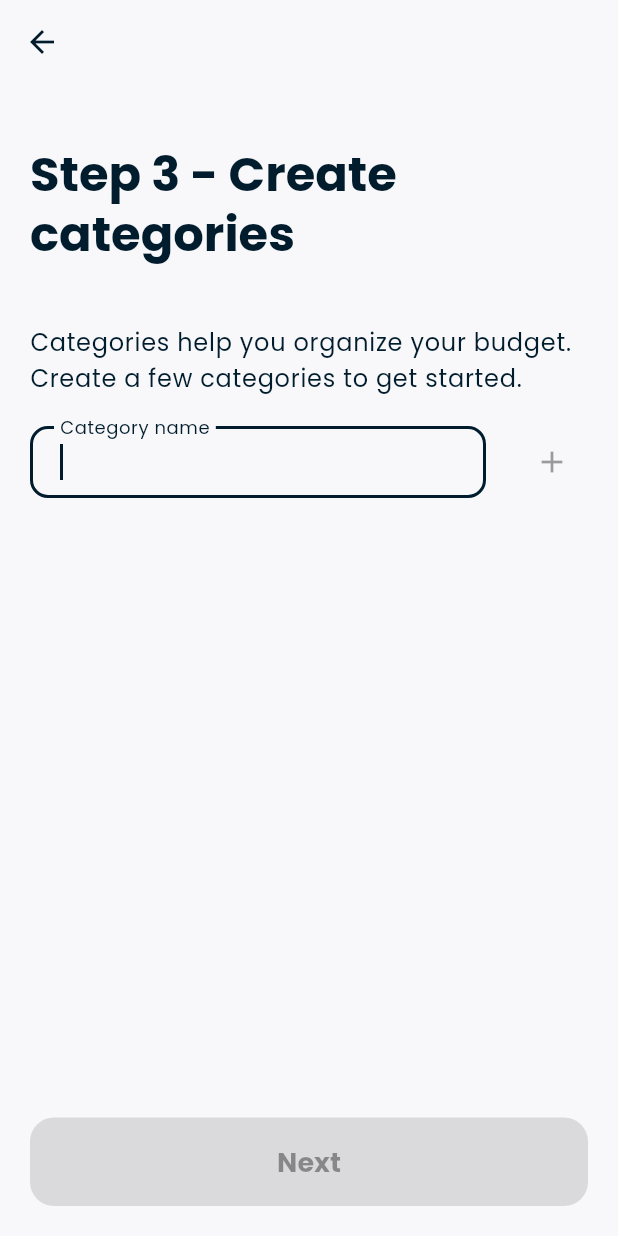
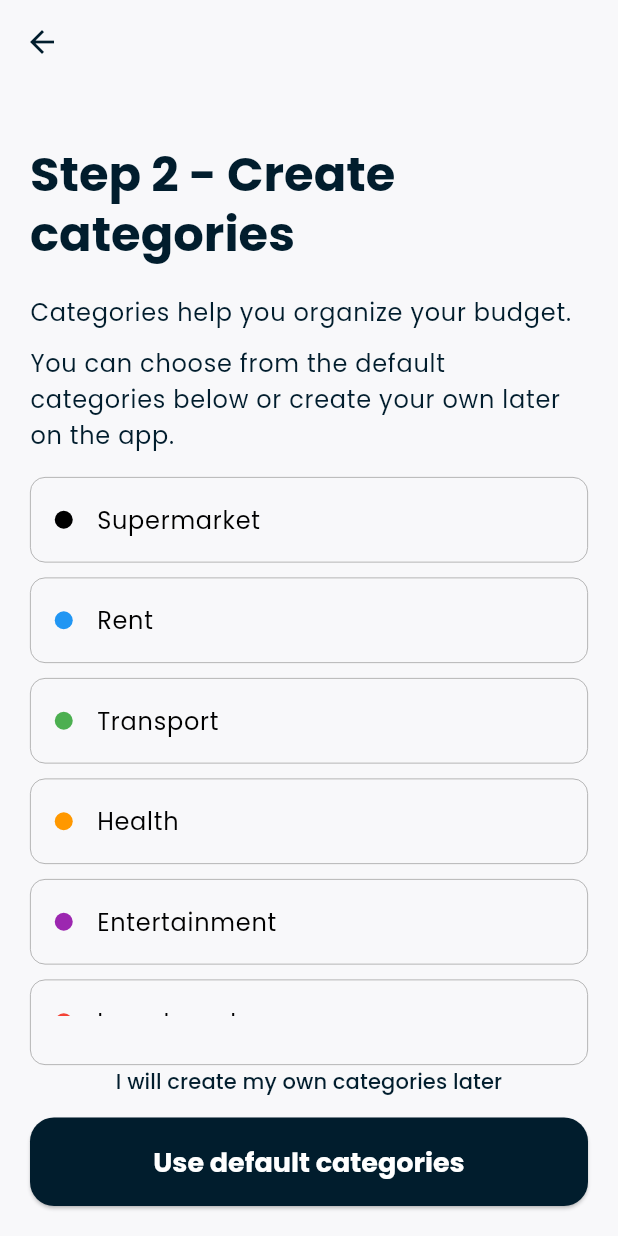
Before and after one commit to henriquezanfa/our_budget, a Flutter app: the CreateCategoriesPage screen opened by its route, on a phone screen of 412 x 824 dp. Run offline on Flutter 3.47's test engine with Material 3 defaults, Android fonts, the phone set to English and light mode, and no system bars; our stand-ins replace bloc, cloud_firestore, firebase_auth, firebase_core, flutter_bloc, fpdart and 5 more; accounts and stored records are empty; generated files the repository leaves out were written again.

Commit message:
feat: add category color mapping and update onboarding state to use TransactionCategoryDto

```diff
--- /dev/null
+++ b/packages/app/lib/features/categories/presentation/categories_colors.dart
@@ -0,0 +1,18 @@
+import 'package:flutter/material.dart';
+
+Map<String, Color> categoriesColors = {
+  'black': Colors.black,
+  'blue': Colors.blue,
+  'green': Colors.green,
+  'orange': Colors.orange,
+  'purple': Colors.purple,
+  'red': Colors.red,
+  'yellow': Colors.yellow,
+  'white': Colors.white,
+  'grey': Colors.grey,
+  'pink': Colors.pink,
+  'cyan': Colors.cyan,
+  'teal': Colors.teal,
+  'amber': Colors.amber,
+  'lime': Colors.lime,
+};
--- a/packages/app/lib/features/categories/presentation/modal/upsert_category_modal.dart
+++ b/packages/app/lib/features/categories/presentation/modal/upsert_category_modal.dart
@@ -5,7 +5,7 @@ import 'package:flutter/services.dart';
 import 'package:ob/app/view/show_toast.dart';
 import 'package:ob/domain/models/transaction_category/transaction_category.dart';
 import 'package:ob/features/categories/data/dto/transaction_category_dto.dart';
-import 'package:ob/features/categories/presentation/widgets/category_item_widget.dart';
+import 'package:ob/features/categories/presentation/categories_colors.dart';
 import 'package:ob/features/currencies_selection/presentation/currency_selector_view.dart';
 import 'package:ob/ui/widgets/widgets.dart';
 
--- a/packages/app/lib/features/categories/presentation/widgets/category_item_widget.dart
+++ b/packages/app/lib/features/categories/presentation/widgets/category_item_widget.dart
@@ -3,15 +3,20 @@ import 'package:flutter_bloc/flutter_bloc.dart';
 import 'package:ob/core/extensions/x_double.dart';
 import 'package:ob/domain/models/transaction_category/transaction_category.dart';
 import 'package:ob/features/categories/presentation/bloc/categories_bloc.dart';
+import 'package:ob/features/categories/presentation/categories_colors.dart';
 import 'package:ob/features/categories/presentation/modal/upsert_category_modal.dart';
 import 'package:ob/ui/widgets/widgets.dart';
 
 class CategoryItemWidget extends StatelessWidget {
   const CategoryItemWidget({
     required this.category,
+    this.dense = false,
     super.key,
   });
   final TransactionCategory category;
+
+  /// When true, [onTap] is null
+  final bool dense;
 
   @override
   Widget build(BuildContext context) {
@@ -34,13 +39,18 @@ class CategoryItemWidget extends StatelessWidget {
         borderRadius: BorderRadius.circular(10),
       ),
       title: Text(category.name),
-      subtitle:
-          category.isSaving ? const Text('Savings') : const Text('Spending'),
-      trailing: Text(category.monthlyTarget!.toCurrency()),
+      subtitle: dense
+          ? null
+          : category.isSaving
+              ? const Text('Savings')
+              : const Text('Spending'),
+      trailing: dense ? null : Text(category.monthlyTarget!.toCurrency()),
       leadingAndTrailingTextStyle: TextStyle(
         color: theme.colorScheme.onSurface,
       ),
-      onTap: () {
+      onTap: dense
+          ? null
+          : () {
               showOBModalBottomSheet<TransactionCategory>(
                 context: context,
                 showDragHandle: false,
@@ -56,20 +66,3 @@ class CategoryItemWidget extends StatelessWidget {
     );
   }
 }
-
-Map<String, Color> categoriesColors = {
-  'black': Colors.black,
-  'blue': Colors.blue,
-  'green': Colors.green,
-  'orange': Colors.orange,
-  'purple': Colors.purple,
-  'red': Colors.red,
-  'yellow': Colors.yellow,
-  'white': Colors.white,
-  'grey': Colors.grey,
-  'pink': Colors.pink,
-  'cyan': Colors.cyan,
-  'teal': Colors.teal,
-  'amber': Colors.amber,
-  'lime': Colors.lime,
-};
--- a/packages/app/lib/features/onboarding/data/repository/onboarding_repository.dart
+++ b/packages/app/lib/features/onboarding/data/repository/onboarding_repository.dart
@@ -31,7 +31,7 @@ class OnboardingRepository {
     required AccountTypeEnum accountType,
     required String accountHolderName,
     // category data
-    required List<String> categories,
+    required List<TransactionCategoryDto> categories,
   }) async {
     final userId = await _authRepository.signInAnonymously();
 
@@ -47,17 +47,7 @@ class OnboardingRepository {
     );
 
     await Future.wait(
-      categories.map((category) {
-        return _categoriesRepository.addCategory(
-          TransactionCategoryDto(
-            description: category,
-            icon: '',
-            monthlyTarget: 0,
-            isSaving: false,
-            color: '',
-          ),
-        );
-      }),
+      categories.map(_categoriesRepository.addCategory),
     );
   }
 }
--- a/packages/app/lib/features/onboarding/presentation/cubit/onboarding_cubit.dart
+++ b/packages/app/lib/features/onboarding/presentation/cubit/onboarding_cubit.dart
@@ -1,6 +1,7 @@
 import 'package:bloc/bloc.dart';
 import 'package:meta/meta.dart';
 import 'package:ob/features/bank_accounts/domain/enum/account_type_enum.dart';
+import 'package:ob/features/categories/data/dto/transaction_category_dto.dart';
 import 'package:ob/features/onboarding/data/repository/onboarding_repository.dart';
 
 part 'onboarding_state.dart';
@@ -14,9 +15,9 @@ class OnboardingCubit extends Cubit<OnboardingState> {
     emit(state.copyWith(spaceName: spaceName));
   }
 
-  void addCategory(String category) {
-    final updatedCategories = List<String>.from(state.categories)
-      ..add(category);
+  void addCategory(TransactionCategoryDto category) {
+    final updatedCategories =
+        List<TransactionCategoryDto>.from(state.categories)..add(category);
     emit(state.copyWith(categories: updatedCategories));
   }
 
@@ -28,10 +29,11 @@ class OnboardingCubit extends Cubit<OnboardingState> {
     try {
       await _repository.setupAccount(
         spaceName: state.spaceName,
-        accountName: state.bankAccounts!.name,
-        currency: state.bankAccounts!.currency,
-        accountType: state.bankAccounts!.accountType,
-        accountHolderName: state.bankAccounts!.accountHolderName,
+        accountName: state.bankAccounts?.name ?? 'bank account',
+        currency: state.bankAccounts?.currency ?? 'USD',
+        accountType: state.bankAccounts?.accountType ?? AccountTypeEnum.current,
+        accountHolderName:
+            state.bankAccounts?.accountHolderName ?? 'account holder',
         categories: state.categories,
       );
     } catch (e) {
--- a/packages/app/lib/features/onboarding/presentation/cubit/onboarding_state.dart
+++ b/packages/app/lib/features/onboarding/presentation/cubit/onboarding_state.dart
@@ -8,12 +8,12 @@ class OnboardingState {
     this.bankAccounts,
   });
   final String spaceName;
-  final List<String> categories;
+  final List<TransactionCategoryDto> categories;
   final BankAccount? bankAccounts;
 
   OnboardingState copyWith({
     String? spaceName,
-    List<String>? categories,
+    List<TransactionCategoryDto>? categories,
     BankAccount? bankAccounts,
   }) {
     return OnboardingState(
--- a/packages/app/lib/features/onboarding/presentation/ui/create_categories_page.dart
+++ b/packages/app/lib/features/onboarding/presentation/ui/create_categories_page.dart
@@ -2,7 +2,11 @@ import 'package:flutter/material.dart';
 import 'package:flutter_bloc/flutter_bloc.dart';
 import 'package:go_router/go_router.dart';
 import 'package:ob/app/routes/ob_routes.dart';
+import 'package:ob/features/categories/data/dto/transaction_category_dto.dart';
+import 'package:ob/features/categories/presentation/categories_colors.dart';
+import 'package:ob/features/categories/presentation/widgets/category_item_widget.dart';
 import 'package:ob/features/onboarding/presentation/cubit/onboarding_cubit.dart';
+import 'package:ob/ui/widgets/widgets.dart';
 
 class CreateCategoriesPage extends StatefulWidget {
   const CreateCategoriesPage({super.key});
@@ -14,39 +18,61 @@ class CreateCategoriesPage extends StatefulWidget {
 class _CreateCategoriesPageState extends State<CreateCategoriesPage> {
   late final TextEditingController _categoryNameController;
   late final FocusNode _categoryNameFocusNode;
-  final List<String> _categories = [];
+  final List<TransactionCategoryDto> _categories = [];
 
-  @override
-  void initState() {
-    super.initState();
-    _categoryNameController = TextEditingController();
-    _categoryNameFocusNode = FocusNode();
-
-    _categoryNameFocusNode.requestFocus();
-    _categoryNameController.addListener(() {
-      setState(() {});
-    });
-  }
-
-  bool get _isFormValid =>
-      _categoryNameController.text.isNotEmpty &&
-      _categoryNameController.text.length > 3;
-
-  void _addCategory() {
-    if (_isFormValid) {
-      setState(() {
-        _categories.add(_categoryNameController.text);
-        _categoryNameController.clear();
-      });
-    }
-  }
+  final _defaultCategories = [
+    TransactionCategoryDto(
+      description: 'Supermarket',
+      icon: '',
+      monthlyTarget: 200,
+      isSaving: false,
+      color: categoriesColors.keys.toList()[0],
+    ),
+    TransactionCategoryDto(
+      description: 'Rent',
+      icon: '',
+      monthlyTarget: 1000,
+      isSaving: false,
+      color: categoriesColors.keys.toList()[1],
+    ),
+    TransactionCategoryDto(
+      description: 'Transport',
+      icon: '',
+      monthlyTarget: 100,
+      isSaving: false,
+      color: categoriesColors.keys.toList()[2],
+    ),
+    TransactionCategoryDto(
+      description: 'Health',
+      icon: '',
+      monthlyTarget: 50,
+      isSaving: false,
+      color: categoriesColors.keys.toList()[3],
+    ),
+    TransactionCategoryDto(
+      description: 'Entertainment',
+      icon: '',
+      monthlyTarget: 100,
+      isSaving: false,
+      color: categoriesColors.keys.toList()[4],
+    ),
+    TransactionCategoryDto(
+      description: 'Investment',
+      icon: '',
+      monthlyTarget: 100,
+      isSaving: true,
+      color: categoriesColors.keys.toList()[5],
+    ),
+  ];
 
   @override
   Widget build(BuildContext context) {
     final theme = Theme.of(context);
     return Scaffold(
+      extendBodyBehindAppBar: true,
       appBar: AppBar(),
       body: SafeArea(
+        child: SingleChildScrollView(
           child: Padding(
             padding: const EdgeInsets.all(20),
             child: Column(
@@ -57,71 +83,67 @@ class _CreateCategoriesPageState extends State<CreateCategoriesPage> {
                   child: Padding(
                     padding: const EdgeInsets.symmetric(vertical: 20),
                     child: Text(
-                    'Step 3 - Create categories',
+                      'Step 2 - Create categories',
                       style: theme.textTheme.headlineLarge!.copyWith(
                         fontWeight: FontWeight.bold,
                       ),
                     ),
                   ),
                 ),
-              const SizedBox(height: 20),
                 Text(
-                'Categories help you organize your budget. Create a few categories to get started.',
+                  'Categories help you organize your budget.',
                   style: theme.textTheme.bodyLarge,
                 ),
-              const SizedBox(height: 20),
-              Row(
-                children: [
-                  Flexible(
-                    child: TextField(
-                      focusNode: _categoryNameFocusNode,
-                      controller: _categoryNameController,
-                      decoration: const InputDecoration(
-                        labelText: 'Category name',
+                const SizedBox(height: 10),
+                Text(
+                  'You can choose from the default categories below or create your own later on the app.',
+                  style: theme.textTheme.bodyLarge,
+                ),
+                const SizedBox(height: 16),
+                ListView.separated(
+                  shrinkWrap: true,
+                  physics: const NeverScrollableScrollPhysics(),
+                  itemCount: _defaultCategories.length,
+                  separatorBuilder: (context, index) =>
+                      const SizedBox(height: 10),
+                  itemBuilder: (context, index) {
+                    final category = _defaultCategories[index];
+                    return CategoryItemWidget(
+                      dense: true,
+                      category: category.toTransactionCategory('', ''),
+                    );
+                  },
+                ),
+                const SizedBox(height: 10),
+              ],
             ),
           ),
         ),
-                  const SizedBox(width: 20),
-                  IconButton(
-                    icon: const Icon(Icons.add),
-                    onPressed: _isFormValid ? _addCategory : null,
       ),
-                ],
-              ),
-              const SizedBox(height: 10),
-              Expanded(
-                child: ListView.builder(
-                  itemCount: _categories.length,
-                  itemBuilder: (context, index) {
-                    return ListTile(
-                      contentPadding: EdgeInsets.zero,
-                      title: Text(_categories[index]),
-                      trailing: IconButton(
-                        padding: EdgeInsets.zero,
-                        icon: const Icon(Icons.delete),
+      bottomNavigationBar: SafeArea(
+        child: Padding(
+          padding: const EdgeInsets.all(20),
+          child: Column(
+            mainAxisSize: MainAxisSize.min,
+            children: [
+              OBTextButton(
+                text: 'I will create my own categories later',
                 onPressed: () {
-                          setState(() {
-                            _categories.removeAt(index);
-                          });
-                        },
-                      ),
+                  context.push(
+                    '${OBRoutes.onboarding}/${OBRoutes.loading}',
                   );
                 },
               ),
-              ),
-              const SizedBox(height: 20),
-              ElevatedButton(
-                onPressed: _categories.isNotEmpty
-                    ? () {
-                        for (var category in _categories) {
+              OBElevatedButton(
+                onPressed: () {
+                  for (final category in _defaultCategories) {
                     context.read<OnboardingCubit>().addCategory(category);
                   }
                   context.push(
                     '${OBRoutes.onboarding}/${OBRoutes.loading}',
                   );
-                      }
-                    : null,
-                child: const Text('Next'),
+                },
+                text: 'Use default categories',
               ),
             ],
           ),
--- a/packages/app/lib/features/onboarding/presentation/ui/create_space_page.dart
+++ b/packages/app/lib/features/onboarding/presentation/ui/create_space_page.dart
@@ -72,7 +72,7 @@ class _CreateSpacePageState extends State<CreateSpacePage> {
                   ? () {
                       context.read<OnboardingCubit>().setSpaceName(_spaceNameController.text);
                       context.push(
-                        '${OBRoutes.onboarding}/${OBRoutes.createBankAccounts}',
+                        '${OBRoutes.onboarding}/${OBRoutes.createCategories}',
                       );
                     }
                   : null,
--- a/packages/app/lib/ui/theme/ob_theme.dart
+++ b/packages/app/lib/ui/theme/ob_theme.dart
@@ -20,6 +20,7 @@ final lightTheme = _theme.copyWith(
   appBarTheme: const AppBarTheme(
     backgroundColor: OBColors.background,
     foregroundColor: OBColors.primary,
+    surfaceTintColor: OBColors.background,
     iconTheme: IconThemeData(
       color: OBColors.primary,
     ),
@@ -90,6 +91,7 @@ final darkTheme = ThemeData(
   ),
   appBarTheme: const AppBarTheme(
     backgroundColor: OBDarkColors.background,
+    surfaceTintColor: OBColors.background,
     elevation: 0,
   ),
   bottomNavigationBarTheme: BottomNavigationBarThemeData(
```
Also changed, not shown: packages/app/lib/features/onboarding/presentation/ui/onboarding_page.dart (+24 -30 lines). Lines whose indentation alone changed are shown as unchanged.
